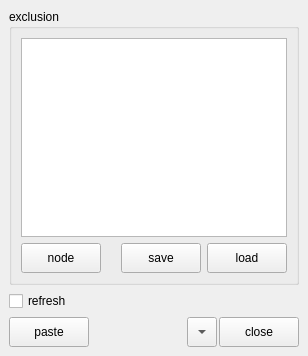
nakano000/Resolve_Script, file app/fusion/python/rs_fusion/tool/paste_tool/paste_tool.ui: the form before one commit.
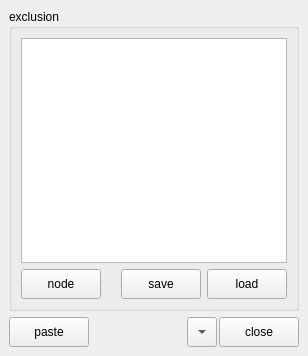
The form after the commit.

Commit message: refreshを自動化

What changed in the file:
```diff
--- a/app/fusion/python/rs_fusion/tool/paste_tool/paste_tool.ui
+++ b/app/fusion/python/rs_fusion/tool/paste_tool/paste_tool.ui
@@ -83,13 +83,6 @@
       </layout>
      </widget>
     </item>
-    <item>
-     <widget class="QCheckBox" name="useRefreshCheckBox">
-      <property name="text">
-       <string>refresh</string>
-      </property>
-     </widget>
-    </item>
     <item>
      <layout class="QHBoxLayout" name="horizontalLayout">
       <property name="spacing">
```
The commit also changes 3 other files.
